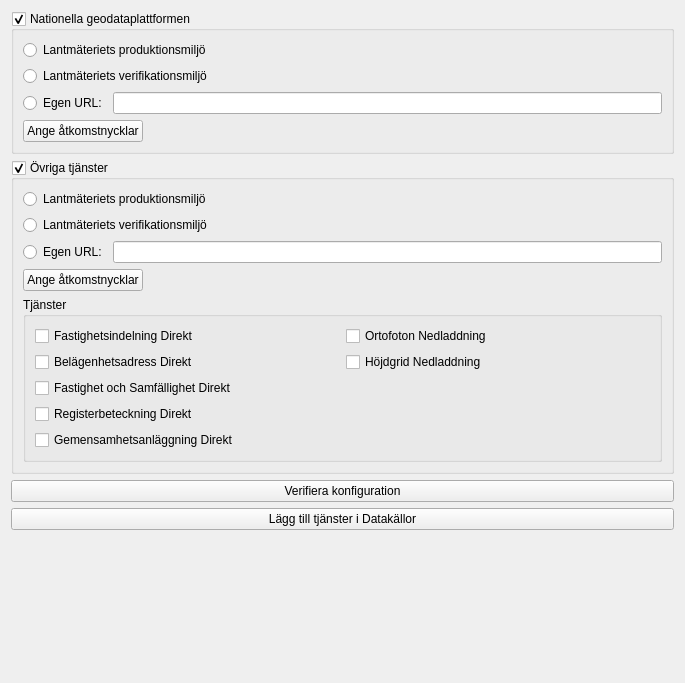
The window that lantmateriet_qgis/gui/dlg_settings.ui (qgissverige/lantmateriet-qgis-plugin) describes before a commit, drawn with Qt 5.
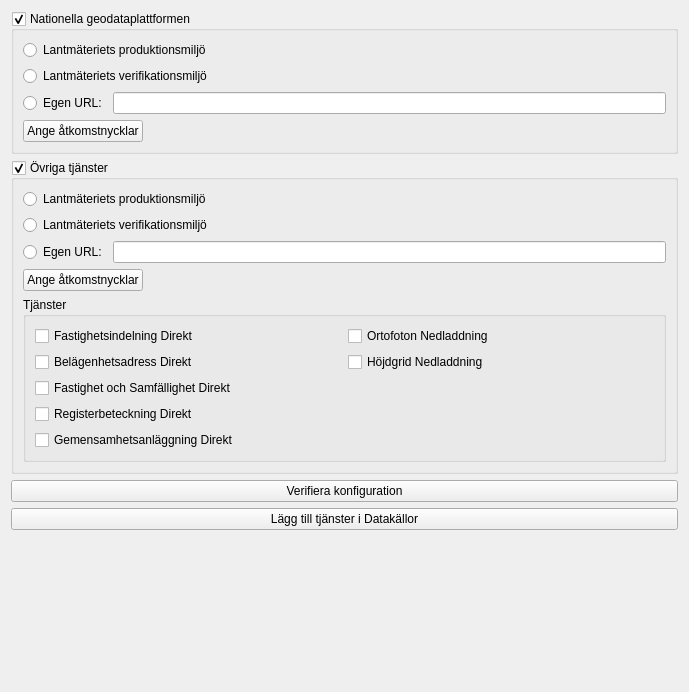
The same window after the commit. Custom widgets are drawn as their Qt base class.

```diff
--- a/lantmateriet_qgis/gui/dlg_settings.ui
+++ b/lantmateriet_qgis/gui/dlg_settings.ui
@@ -6,8 +6,8 @@
    <rect>
     <x>0</x>
     <y>0</y>
-    <width>685</width>
-    <height>683</height>
+    <width>689</width>
+    <height>692</height>
    </rect>
   </property>
   <property name="windowTitle">
```
